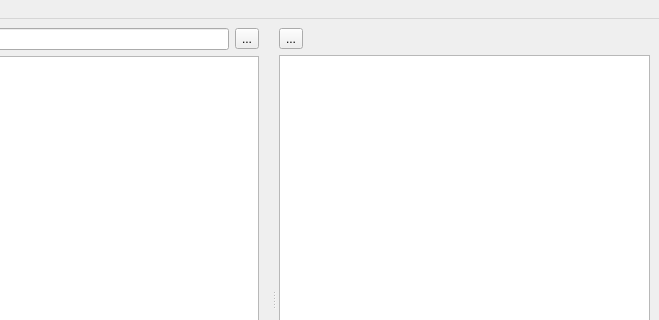
Ptr314/dsk_commander, file src/mainwindow.ui: the form before one commit; both pictures show x 141 to 800 and y 0 to 320 of the 800 by 600 pixel window.
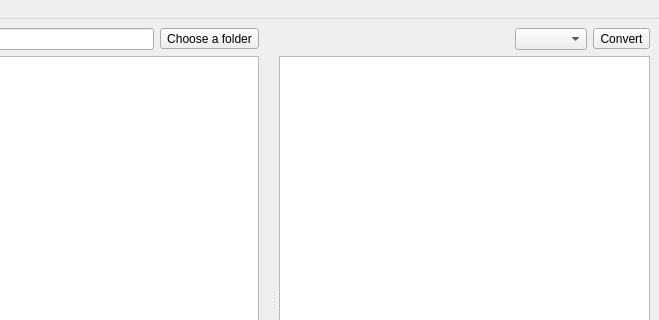
The form after the commit. Icons and pictures are not drawn.

What changed in the file:
```diff
--- a/src/mainwindow.ui
+++ b/src/mainwindow.ui
@@ -42,12 +42,18 @@
           <item>
            <widget class="QToolButton" name="openDirectoryBtn">
             <property name="text">
-             <string>...</string>
+             <string>Choose a folder</string>
             </property>
             <property name="icon">
              <iconset>
               <normaloff>:/icons/folder_open</normaloff>:/icons/folder_open</iconset>
             </property>
+            <property name="iconSize">
+             <size>
+              <width>32</width>
+              <height>32</height>
+             </size>
+            </property>
            </widget>
           </item>
          </layout>
@@ -94,13 +100,6 @@
        <layout class="QVBoxLayout" name="verticalLayout_2">
         <item>
          <layout class="QHBoxLayout" name="horizontalLayout_5">
-          <item>
-           <widget class="QToolButton" name="toolButton_2">
-            <property name="text">
-             <string>...</string>
-            </property>
-           </widget>
-          </item>
           <item>
            <spacer name="horizontalSpacer">
             <property name="orientation">
@@ -114,12 +113,51 @@
             </property>
            </spacer>
           </item>
+          <item>
+           <widget class="QComboBox" name="rightFormatCombo"/>
+          </item>
+          <item>
+           <widget class="QToolButton" name="toolButton">
+            <property name="minimumSize">
+             <size>
+              <width>0</width>
+              <height>0</height>
+             </size>
+            </property>
+            <property name="baseSize">
+             <size>
+              <width>0</width>
+              <height>0</height>
+             </size>
+            </property>
+            <property name="text">
+             <string>Convert</string>
+            </property>
+            <property name="icon">
+             <iconset resource="resources.qrc">
+              <normaloff>:/icons/convert</normaloff>:/icons/convert</iconset>
+            </property>
+            <property name="iconSize">
+             <size>
+              <width>32</width>
+              <height>32</height>
+             </size>
+            </property>
+           </widget>
+          </item>
          </layout>
         </item>
         <item>
          <layout class="QHBoxLayout" name="horizontalLayout_6">
           <item>
-           <widget class="QTableView" name="tableView"/>
+           <widget class="QTableView" name="rightFiles">
+            <property name="editTriggers">
+             <set>QAbstractItemView::EditTrigger::NoEditTriggers</set>
+            </property>
+            <property name="selectionBehavior">
+             <enum>QAbstractItemView::SelectionBehavior::SelectRows</enum>
+            </property>
+           </widget>
           </item>
          </layout>
         </item>
```
Left out of the diff: 22 changed lines with no effect on the pictures.
